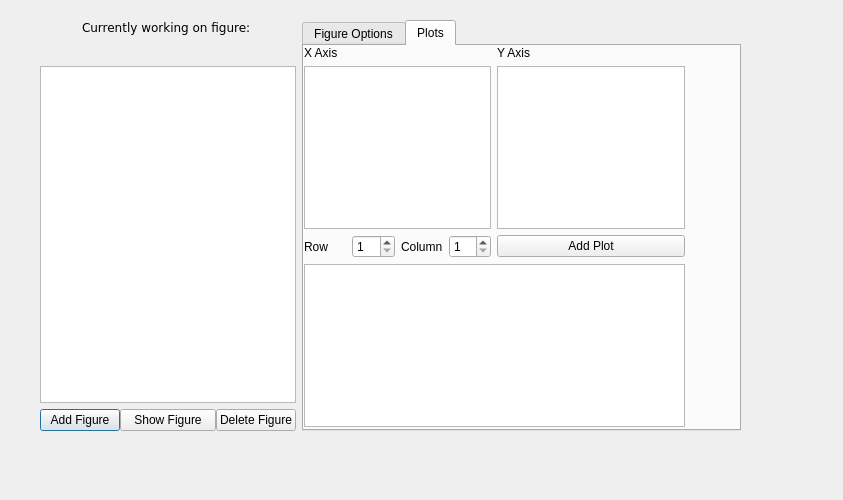
Qt form ui/Ui_EditFigureDialog2.ui (bbreslauer/PySciPlot) before a commit.
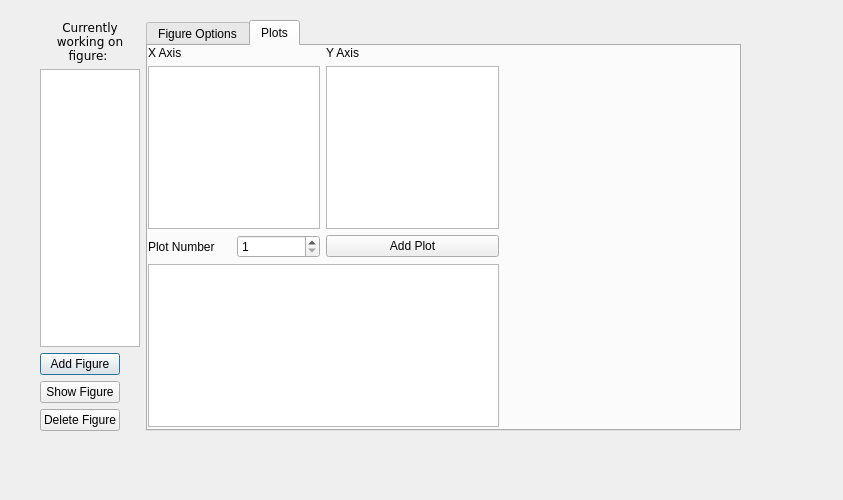
The same form after that commit. The open tabs and pages were chosen to show the change.

```diff
--- a/ui/Ui_EditFigureDialog2.ui
+++ b/ui/Ui_EditFigureDialog2.ui
@@ -87,18 +87,13 @@
         </property>
         <property name="minimumSize">
          <size>
-          <width>200</width>
+          <width>100</width>
           <height>0</height>
          </size>
         </property>
        </widget>
       </item>
       <item>
-       <layout class="QHBoxLayout" name="horizontalLayout_2">
-        <property name="spacing">
-         <number>0</number>
-        </property>
-        <item>
          <widget class="QPushButton" name="addFigureButton">
           <property name="sizePolicy">
            <sizepolicy hsizetype="Fixed" vsizetype="Fixed">
@@ -116,6 +111,12 @@
         </item>
         <item>
          <widget class="QPushButton" name="showFigureButton">
+        <property name="sizePolicy">
+         <sizepolicy hsizetype="Fixed" vsizetype="Fixed">
+          <horstretch>0</horstretch>
+          <verstretch>0</verstretch>
+         </sizepolicy>
+        </property>
           <property name="text">
            <string>Show Figure</string>
           </property>
@@ -136,8 +137,6 @@
         </item>
        </layout>
       </item>
-     </layout>
-    </item>
     <item>
      <widget class="QTabWidget" name="tabWidget">
       <property name="currentIndex">
@@ -200,7 +199,7 @@
          <rect>
           <x>0</x>
           <y>0</y>
-          <width>381</width>
+          <width>351</width>
           <height>381</height>
          </rect>
         </property>
@@ -240,26 +239,12 @@
            <item>
             <widget class="QLabel" name="label_3">
              <property name="text">
-              <string>Row</string>
+              <string>Plot Number</string>
              </property>
             </widget>
            </item>
            <item>
-            <widget class="QSpinBox" name="plotRow">
-             <property name="minimum">
-              <number>1</number>
-             </property>
-            </widget>
-           </item>
-           <item>
-            <widget class="QLabel" name="label_4">
-             <property name="text">
-              <string>Column</string>
-             </property>
-            </widget>
-           </item>
-           <item>
-            <widget class="QSpinBox" name="plotColumn">
+            <widget class="QSpinBox" name="plotNum">
              <property name="minimum">
               <number>1</number>
              </property>
@@ -275,7 +260,14 @@
           </widget>
          </item>
          <item row="4" column="0" colspan="2">
-          <widget class="QTableView" name="plotListView"/>
+          <widget class="QTableView" name="plotListView">
+           <attribute name="horizontalHeaderDefaultSectionSize">
+            <number>50</number>
+           </attribute>
+           <attribute name="horizontalHeaderDefaultSectionSize">
+            <number>50</number>
+           </attribute>
+          </widget>
          </item>
         </layout>
        </widget>
```
Lines whose indentation alone changed are shown as unchanged.
